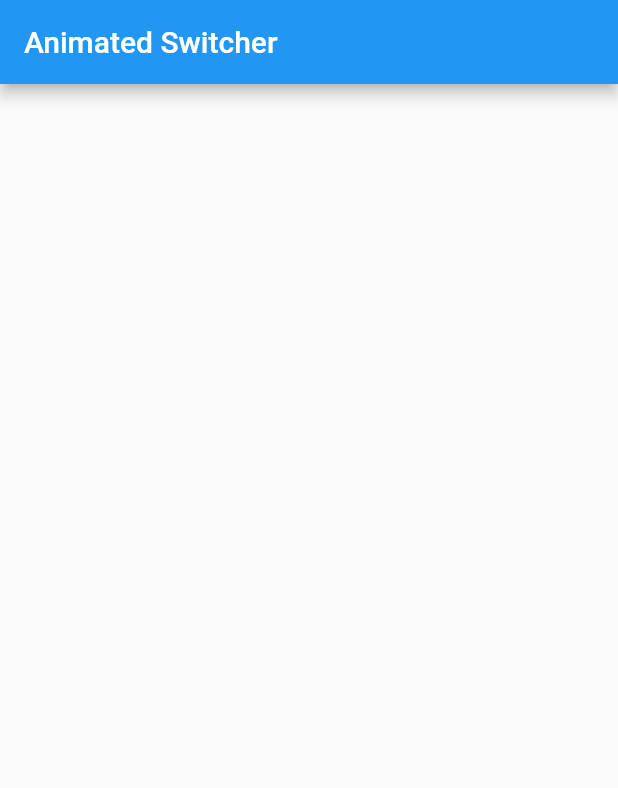
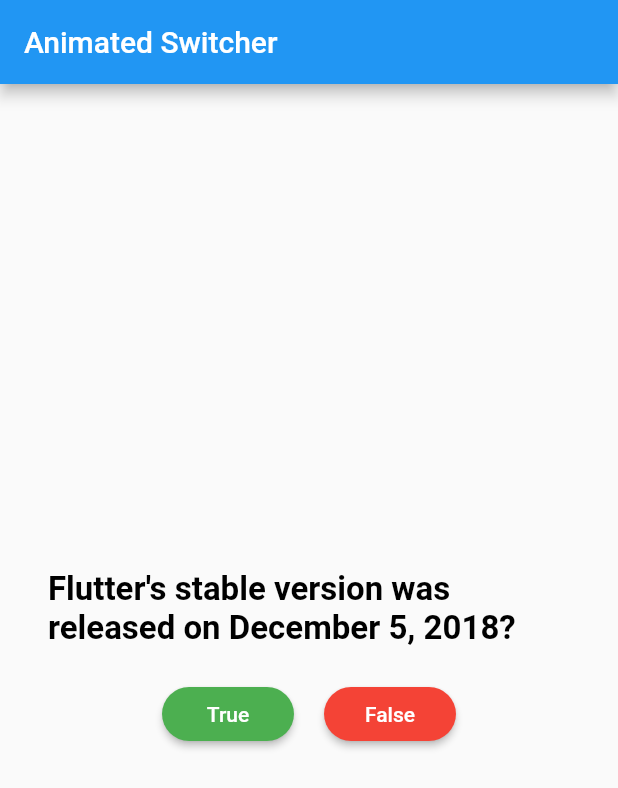
Before and after one commit to lohanidamodar/flutter_animated_switcher, a Flutter app: the screen it shows after launch, on a phone screen of 412 x 824 dp. Shown: the top 788 px of the screen. Run offline on Flutter 3.47's test engine with Material 2 defaults, Android fonts, the phone set to English and light mode, and no system bars.

Commit message:
setup to begin

```diff
--- a/lib/main.dart
+++ b/lib/main.dart
@@ -16,9 +16,27 @@ class MyApp extends StatelessWidget {
 }
 
 
-class HomePage extends StatelessWidget {
+class HomePage extends StatefulWidget {
+  @override
+  _HomePageState createState() => _HomePageState();
+}
+
+class _HomePageState extends State<HomePage> {
+  int selected;
+
+  @override
+  void initState() {
+    selected = 0;
+    super.initState();
+  }
+
   @override
   Widget build(BuildContext context){
+    final List<Widget> body = [
+      _buildBody(),
+      _buildCorrect(),
+      _buildIncorrect(),
+    ];
     return Scaffold(
       appBar: AppBar(
         title: Text('Animated Switcher'),
@@ -26,9 +44,109 @@ class HomePage extends StatelessWidget {
       body: Column(
         crossAxisAlignment: CrossAxisAlignment.start,
         children: <Widget>[
-
+          Expanded(child: Container(
+            padding: const EdgeInsets.all(32.0),
+            width: double.infinity,
+            alignment: Alignment.center,
+            child: body[selected],
+          ),),
+          if(selected != 0)
+          ...[
+            const SizedBox(height: 20.0),
+            Center(
+              child: RaisedButton(
+                child: Text("Play Again"),
+                onPressed: (){
+                  setState(() {
+                    selected = 0;
+                  });
+                },
+              ),
+            )
+          ]
         ],
       ),
     );
   }
+
+  Widget _buildBody() {
+    return Column(
+      mainAxisSize: MainAxisSize.min,
+      children: <Widget>[
+        Text("Flutter's stable version was released on December 5, 2018?", style: TextStyle(
+          color: Colors.black,
+          fontSize: 22.0,
+          fontWeight: FontWeight.bold
+
+        ),),
+        const SizedBox(height: 20.0),
+        Row(
+          mainAxisAlignment: MainAxisAlignment.center,
+          children: <Widget>[
+            RaisedButton(
+              textColor: Colors.white,
+              color: Colors.green,
+              shape: RoundedRectangleBorder(borderRadius: BorderRadius.circular(20.0)),
+              child: Text("True"),
+              onPressed: (){
+                setState(() {
+                  selected=1;
+                });
+              },
+            ),
+            const SizedBox(width: 20.0),
+            RaisedButton(
+              textColor: Colors.white,
+              color: Colors.red,
+              shape: RoundedRectangleBorder(borderRadius: BorderRadius.circular(20.0)),
+              child: Text("False"),
+              onPressed: (){
+                setState(() {
+                  selected=2;
+                });
+              },
+            )
+          ],
+        )
+      ],
+    );
+  }
+
+  Widget _buildCorrect() {
+    return Column(
+      mainAxisSize: MainAxisSize.min,
+      children: <Widget>[
+        CircleAvatar(
+          backgroundColor: Colors.green,
+          radius: 100,
+          child: Icon(Icons.check, size: 100,color: Colors.white,),
+        ),
+        const SizedBox(height: 10.0),
+        Text("You are correct!", style: TextStyle(
+          color: Colors.green,
+          fontWeight: FontWeight.bold,
+          fontSize: 30.0
+        ),)
+      ],
+    );
+  }
+
+  Widget _buildIncorrect() {
+    return Column(
+      mainAxisSize: MainAxisSize.min,
+      children: <Widget>[
+        CircleAvatar(
+          backgroundColor: Colors.red,
+          radius: 100,
+          child: Icon(Icons.clear, size: 100, color: Colors.white,),
+        ),
+        const SizedBox(height: 10.0),
+        Text("Incorrect!", style: TextStyle(
+          color: Colors.red,
+          fontWeight: FontWeight.bold,
+          fontSize: 30.0
+        ),)
+      ],
+    );
+  }
 }
--- a/pubspec.yaml
+++ b/pubspec.yaml
@@ -3,7 +3,7 @@ description: A new Flutter project.
 version: 1.0.0+1
 
 environment:
-  sdk: ">=2.1.0 <3.0.0"
+  sdk: ">=2.2.2 <3.0.0"
 
 dependencies:
   flutter:
```
